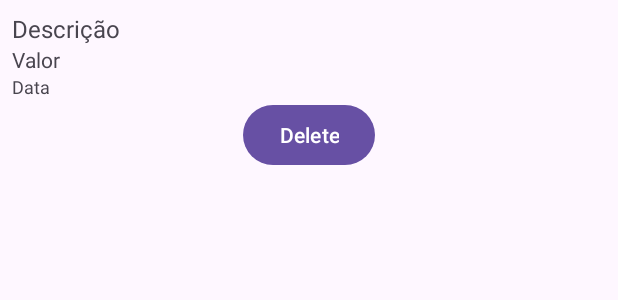
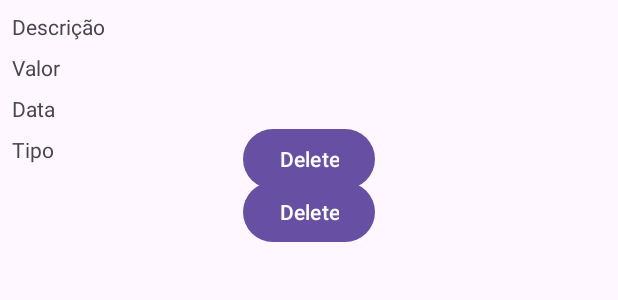
Before and after one commit to elderws/MeuCapital2, an Android app: the layout item_transaction.xml on its own in the app's theme, with its tools: preview values and no code run, on a phone screen of 412 x 824 dp. Shown: the top 300 px of the screen. Run offline under Robolectric (Android 15) with nearby library versions, the phone set to English and light mode, and no system bars.

Commit message:
Atualizacao Banco

```diff
--- a/app/src/main/java/com/overclock/meucapital/views/AddTransactionActivity.kt
+++ b/app/src/main/java/com/overclock/meucapital/views/AddTransactionActivity.kt
@@ -3,6 +3,7 @@ package com.overclock.meucapital
 import android.os.Bundle
 import android.widget.Button
 import android.widget.EditText
+import android.widget.Spinner
 import androidx.appcompat.app.AppCompatActivity
 import com.overclock.meucapital.database.DataBaseHandler
 
@@ -16,13 +17,15 @@ class AddTransactionActivity : AppCompatActivity() {
         val etDescricao: EditText = findViewById(R.id.etDescricao)
         val etValor: EditText = findViewById(R.id.etValor)
         val etData: EditText = findViewById(R.id.etData)
+        val spinnerTipo: Spinner = findViewById(R.id.spinnerTipo)
         val btnSaveTransaction: Button = findViewById(R.id.btnSaveTransaction)
 
         btnSaveTransaction.setOnClickListener {
             val descricao = etDescricao.text.toString()
             val valor = etValor.text.toString().toDoubleOrNull() ?: 0.0
             val data = etData.text.toString()
-            dbHandler.addTransaction(descricao, valor, data)
+            val tipo = spinnerTipo.selectedItem.toString()
+            dbHandler.addTransaction(descricao, tipo, valor, data)
             finish() // Fecha a atividade após salvar a transação
         }
     }
--- a/app/src/main/java/com/overclock/meucapital/views/TransactionAdapter.kt
+++ b/app/src/main/java/com/overclock/meucapital/views/TransactionAdapter.kt
@@ -31,12 +31,15 @@ class TransactionAdapter(private val transactions: List<Transaction>, private va
         private val tvDescricao: TextView = itemView.findViewById(R.id.tvDescricao)
         private val tvValor: TextView = itemView.findViewById(R.id.tvValor)
         private val tvData: TextView = itemView.findViewById(R.id.tvData)
+        private val tvTipo: TextView = itemView.findViewById(R.id.tvTipo)
         private val btnDelete: Button = itemView.findViewById(R.id.btnDelete)
 
         fun bind(transaction: Transaction) {
             tvDescricao.text = transaction.descricao
             tvValor.text = transaction.valor.toString()
             tvData.text = transaction.data
+            tvTipo.text = transaction.tipo
+
 
             btnDelete.setOnClickListener {
                 dbHandler.deleteTransaction(transaction.id)
--- a/app/src/main/res/layout/item_transaction.xml
+++ b/app/src/main/res/layout/item_transaction.xml
@@ -1,39 +1,58 @@
-<?xml version="1.0" encoding="utf-8"?>
 <androidx.constraintlayout.widget.ConstraintLayout xmlns:android="http://schemas.android.com/apk/res/android"
     xmlns:app="http://schemas.android.com/apk/res-auto"
+    xmlns:tools="http://schemas.android.com/tools"
     android:layout_width="match_parent"
-    android:layout_height="wrap_content"
-    android:padding="8dp">
+    android:layout_height="wrap_content">
 
     <TextView
         android:id="@+id/tvDescricao"
         android:layout_width="0dp"
         android:layout_height="wrap_content"
         android:text="Descrição"
-        android:textSize="16sp"
         app:layout_constraintTop_toTopOf="parent"
         app:layout_constraintStart_toStartOf="parent"
-        app:layout_constraintEnd_toEndOf="parent" />
+        app:layout_constraintEnd_toEndOf="parent"
+        android:layout_margin="8dp" />
 
     <TextView
         android:id="@+id/tvValor"
         android:layout_width="0dp"
         android:layout_height="wrap_content"
         android:text="Valor"
-        android:textSize="14sp"
         app:layout_constraintTop_toBottomOf="@id/tvDescricao"
         app:layout_constraintStart_toStartOf="parent"
-        app:layout_constraintEnd_toEndOf="parent" />
+        app:layout_constraintEnd_toEndOf="parent"
+        android:layout_margin="8dp" />
 
     <TextView
         android:id="@+id/tvData"
         android:layout_width="0dp"
         android:layout_height="wrap_content"
         android:text="Data"
-        android:textSize="12sp"
         app:layout_constraintTop_toBottomOf="@id/tvValor"
         app:layout_constraintStart_toStartOf="parent"
-        app:layout_constraintEnd_toEndOf="parent" />
+        app:layout_constraintEnd_toEndOf="parent"
+        android:layout_margin="8dp" />
+
+    <TextView
+        android:id="@+id/tvTipo"
+        android:layout_width="0dp"
+        android:layout_height="wrap_content"
+        android:text="Tipo"
+        app:layout_constraintTop_toBottomOf="@id/tvData"
+        app:layout_constraintStart_toStartOf="parent"
+        app:layout_constraintEnd_toEndOf="parent"
+        android:layout_margin="8dp" />
+
+    <Button
+        android:id="@+id/btnDelete"
+        android:layout_width="wrap_content"
+        android:layout_height="wrap_content"
+        android:text="Delete"
+        app:layout_constraintTop_toBottomOf="@id/tvTipo"
+        app:layout_constraintEnd_toEndOf="parent"
+        app:layout_constraintStart_toStartOf="parent"
+        android:layout_margin="8dp" />
 
     <Button
         android:id="@+id/btnDelete"
--- a/app/src/main/res/values/strings.xml
+++ b/app/src/main/res/values/strings.xml
@@ -1,3 +1,7 @@
 <resources>
     <string name="app_name">MeuCapital</string>
+    <string-array name="tipo_array">
+        <item>Crédito</item>
+        <item>Débito</item>
+    </string-array>
 </resources>
```
Also changed, not shown: app/src/main/java/com/overclock/meucapital/database/DataBaseHandler.kt (+4 -5 lines), app/src/main/res/layout/activity_add_transaction.xml (+11 -1 lines).
